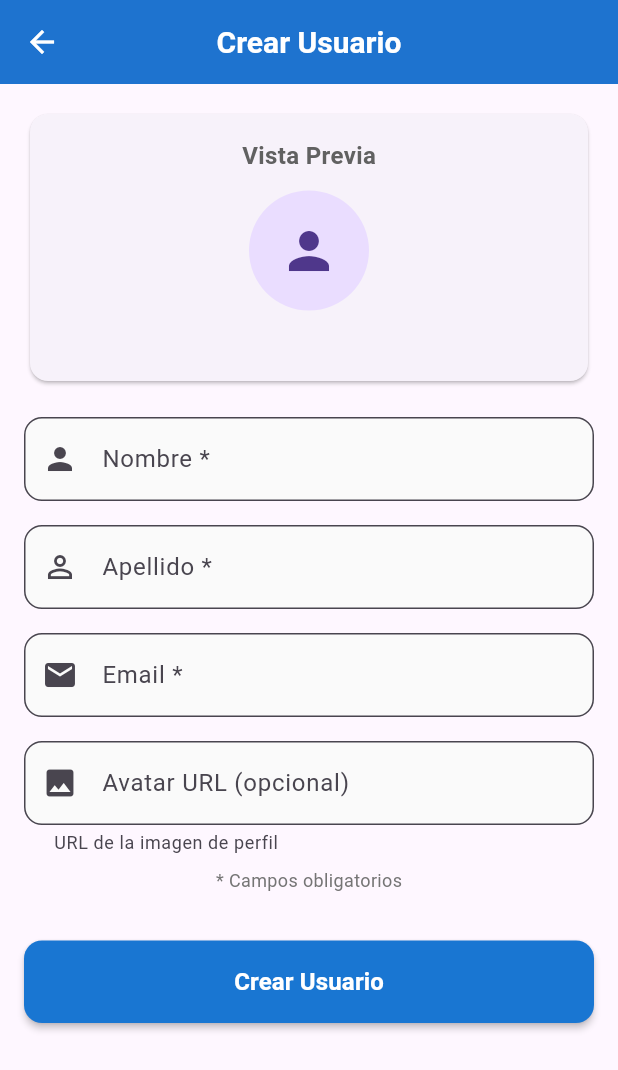
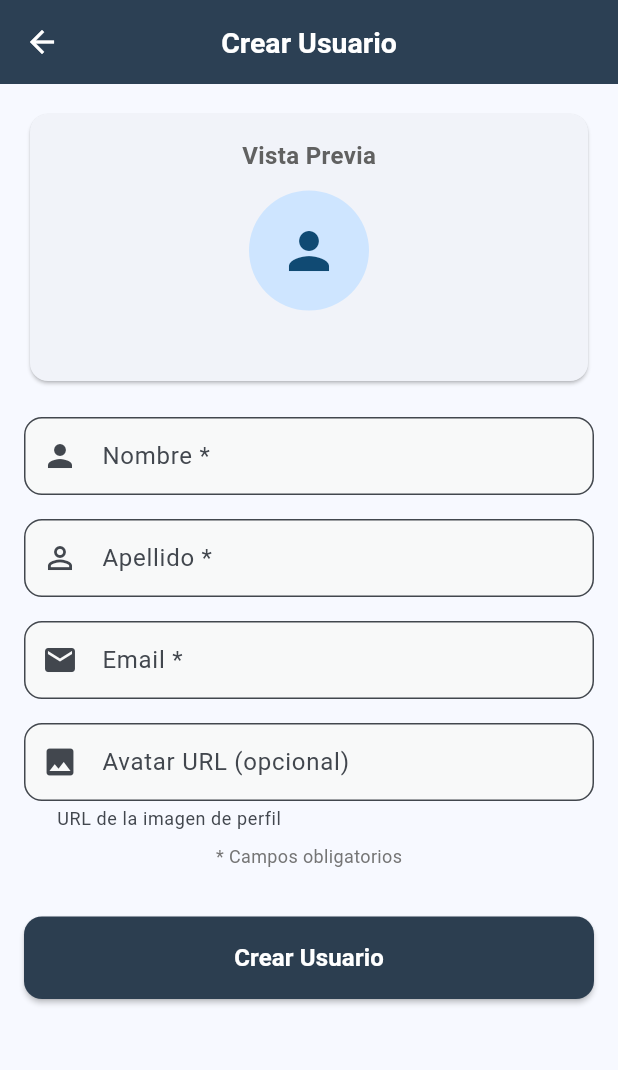
Before and after one commit to LeonardoG2005/FlutterReqres, a Flutter app: the screen it shows after launch, after a tap on the "add" icon, on a phone screen of 412 x 824 dp. Shown: the top 1070 px of the screen. Run offline on Flutter 3.47's test engine with Material 3 defaults, Android fonts, the phone set to English and light mode, and no system bars; our stand-ins replace flutter_dotenv; accounts and stored records are empty; network calls fail.

Commit message:
Tu mensaje de commit

```diff
--- a/lib/main.dart
+++ b/lib/main.dart
@@ -1,7 +1,6 @@
 import 'package:flutter/material.dart';
 import 'package:provider/provider.dart';
 import 'package:flutter_dotenv/flutter_dotenv.dart';
-
 import 'providers/user_provider.dart';
 import 'screens/user_list_screen.dart';
 
@@ -24,63 +23,76 @@
 
         theme: ThemeData(
           useMaterial3: true,
-          primarySwatch: Colors.blue,
-          primaryColor: Colors.blue.shade700,
 
-          appBarTheme: AppBarTheme(
-            backgroundColor: Colors.blue.shade700,
+          // Paleta personalizada
+          primaryColor: const Color(0xFF2C3E50), // Un azul grisáceo profundo
+          colorScheme: ColorScheme.fromSeed(
+            seedColor: const Color(0xFF2C3E50),
+            primary: const Color(0xFF2C3E50),
+            secondary: const Color(0xFF16A085), // Verde azulado
+          ),
+
+          // AppBar con estilo menos genérico
+          appBarTheme: const AppBarTheme(
+            backgroundColor: Color(0xFF2C3E50),
             foregroundColor: Colors.white,
-            elevation: 2,
-            centerTitle: true,
-            titleTextStyle: const TextStyle(
-              fontSize: 20,
-              fontWeight: FontWeight.bold,
+            elevation: 1.5,
+            centerTitle: false, // más natural sin centrar
+            titleTextStyle: TextStyle(
+              fontSize: 19,
+              fontWeight: FontWeight.w600,
               color: Colors.white,
             ),
           ),
 
+          // Botones elevados con colores y paddings únicos
           elevatedButtonTheme: ElevatedButtonThemeData(
             style: ElevatedButton.styleFrom(
-              backgroundColor: Colors.blue.shade700,
+              backgroundColor: const Color(0xFF16A085),
               foregroundColor: Colors.white,
-              elevation: 2,
+              elevation: 1.5,
               padding: const EdgeInsets.symmetric(
-                horizontal: 24,
-                vertical: 12,
+                horizontal: 20,
+                vertical: 13,
               ),
               shape: RoundedRectangleBorder(
-                borderRadius: BorderRadius.circular(8),
+                borderRadius: BorderRadius.circular(10), // no 8
               ),
             ),
           ),
 
+          // Campos de texto con bordes y paddings personalizados
           inputDecorationTheme: InputDecorationTheme(
             border: OutlineInputBorder(
-              borderRadius: BorderRadius.circular(12),
-              borderSide: BorderSide(color: Colors.grey.shade300),
+              borderRadius: BorderRadius.circular(14),
+              borderSide: const BorderSide(color: Color(0xFFBFC9CA)),
             ),
             focusedBorder: OutlineInputBorder(
-              borderRadius: BorderRadius.circular(12),
-              borderSide: BorderSide(color: Colors.blue.shade700),
+              borderRadius: BorderRadius.circular(14),
+              borderSide: const BorderSide(color: Color(0xFF16A085)),
             ),
             filled: true,
-            fillColor: Colors.grey.shade50,
+            fillColor: const Color(0xFFF8F9F9),
             contentPadding: const EdgeInsets.symmetric(
-              horizontal: 16,
-              vertical: 16,
+              horizontal: 18,
+              vertical: 14,
             ),
           ),
 
-          floatingActionButtonTheme: FloatingActionButtonThemeData(
-            backgroundColor: Colors.blue.shade700,
+          // FAB más discreto
+          floatingActionButtonTheme: const FloatingActionButtonThemeData(
+            backgroundColor: Color(0xFF16A085),
             foregroundColor: Colors.white,
-            elevation: 4,
+            elevation: 3,
           ),
 
+          // Snackbars con estilo más simple
           snackBarTheme: SnackBarThemeData(
-            behavior: SnackBarBehavior.floating,
+            behavior: SnackBarBehavior.fixed, // en vez de floating
+            backgroundColor: Colors.grey[850],
+            contentTextStyle: const TextStyle(color: Colors.white),
             shape: RoundedRectangleBorder(
-              borderRadius: BorderRadius.circular(8),
+              borderRadius: BorderRadius.circular(6),
             ),
           ),
         ),
--- a/lib/screens/user_list_screen.dart
+++ b/lib/screens/user_list_screen.dart
@@ -61,7 +61,7 @@
     Navigator.push(
       context,
       MaterialPageRoute(
-        builder: (context) => UserDetailScreen(user: user),
+        builder: (context) => UserDetailScreen(userId: user.id!),
       ),
     );
   }
@@ -265,7 +265,7 @@
       );
     }
 
-    // Lista de usuarios con RefreshIndicator
+    // lista de usuarios con RefreshIndicator
     return RefreshIndicator(
       onRefresh: provider.refresh,
       child: ListView.builder(
@@ -273,7 +273,7 @@
         padding: const EdgeInsets.symmetric(horizontal: 16.0),
         itemCount: provider.displayUsers.length + (provider.isLoadingMore ? 1 : 0),
         itemBuilder: (context, index) {
-          // Mostrar indicador de carga al final si se están cargando más usuarios
+          // indicador de carga al final si se están cargando más usuarios
           if (index == provider.displayUsers.length) {
             return const Padding(
               padding: EdgeInsets.all(16.0),
```
Also changed, not shown: lib/screens/user_detail_screen.dart (+28 -63 lines), 2 other files.
